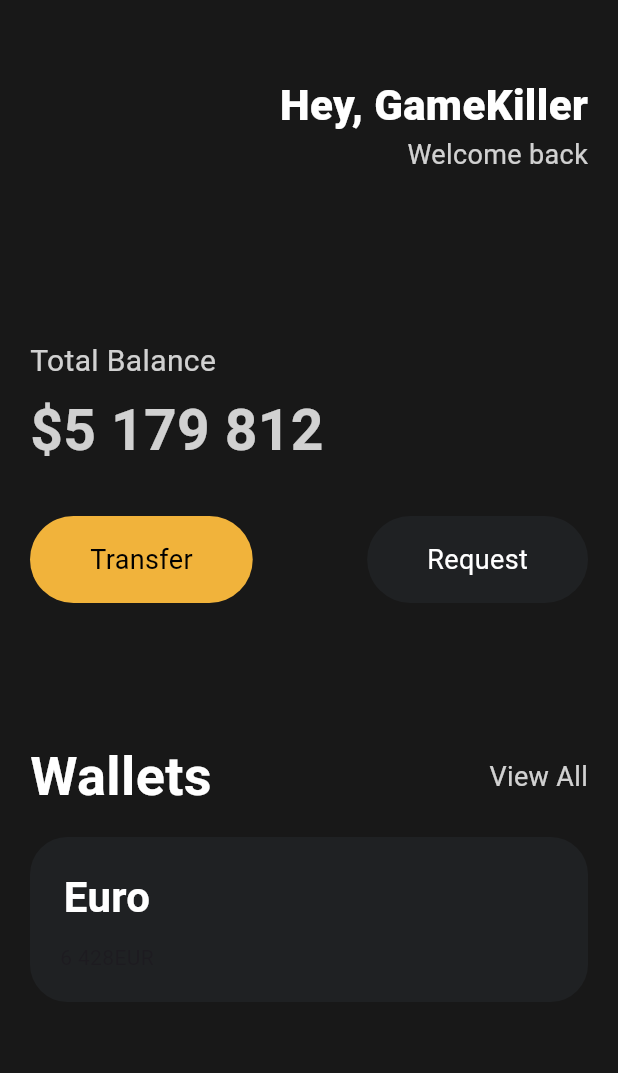
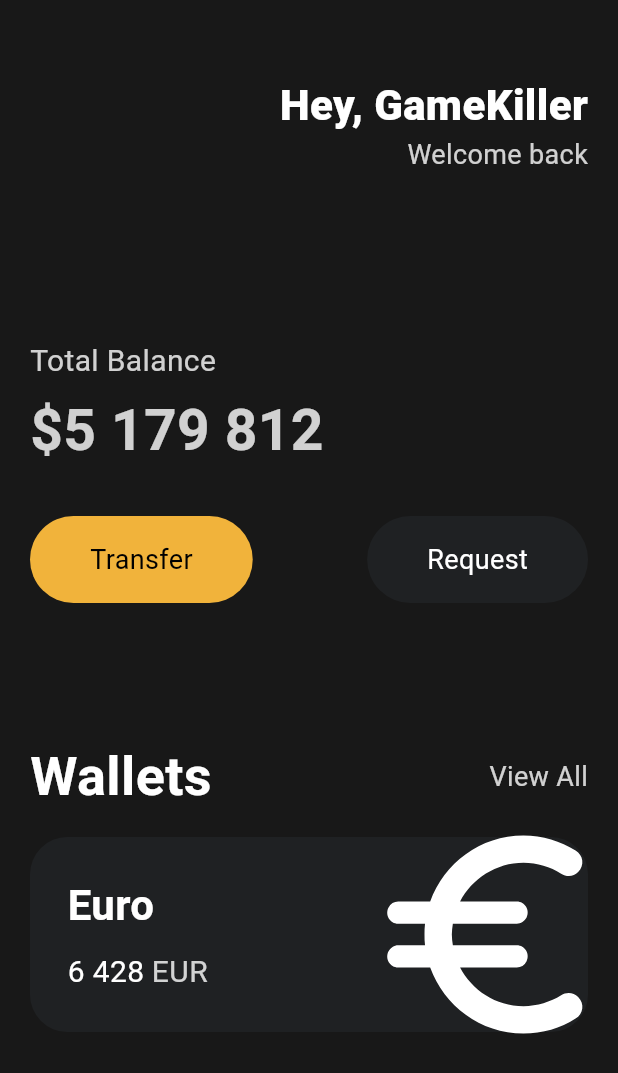
Before and after one commit to gk7734/G-Pay, a Flutter app: the screen it shows after launch, on a phone screen of 412 x 824 dp. Shown: the top 1073 px of the screen. Run offline on Flutter 3.47's test engine with Material 3 defaults, Android fonts, the phone set to English and light mode, and no system bars.

Commit message:
add to Icon

```diff
--- a/lib/main.dart
+++ b/lib/main.dart
@@ -1,4 +1,3 @@
-import 'package:flutter/cupertino.dart';
 import 'package:flutter/material.dart';
 import 'dart:io' show Platform;
 
@@ -125,30 +124,51 @@ class App extends StatelessWidget {
                   borderRadius: BorderRadius.circular(25),
                 ),
                 child: Padding(
-                  padding: const EdgeInsets.all(20),
+                  padding: EdgeInsets.all(Platform.isAndroid ? 25 : 30),
                   child: Row(
+                    mainAxisAlignment: MainAxisAlignment.spaceBetween,
                     children: [
                       Column(
+                        crossAxisAlignment: CrossAxisAlignment.start,
                         children: [
                           Text(
                             "Euro",
                             style: TextStyle(
-                              color: Colors.white,
-                              fontSize: Platform.isAndroid ? 28 : 32,
-                              fontWeight: FontWeight.w600
-                            ),
+                                color: Colors.white,
+                                fontSize: Platform.isAndroid ? 28 : 32,
+                                fontWeight: FontWeight.w600),
                           ),
                           const SizedBox(
                             height: 10,
                           ),
-                          const Row(
+                          Row(
                             children: [
-                              Text("6 428"),
-                              Text("EUR"),
+                              const Text(
+                                "6 428",
+                                style: TextStyle(
+                                    color: Colors.white, fontSize: 20),
+                              ),
+                              const SizedBox(
+                                width: 5,
+                              ),
+                              Text(
+                                "EUR",
+                                style: TextStyle(
+                                    color: Colors.white.withOpacity(0.8),
+                                    fontSize: 20),
+                              ),
                             ],
                           ),
                         ],
                       ),
+                      Transform.scale(
+                        scale: 2.2,
+                        child: Icon(
+                          Icons.euro_rounded,
+                          color: Colors.white,
+                          size: Platform.isAndroid ? 80 : 88,
+                        ),
+                      )
                     ],
                   ),
                 ),
```
